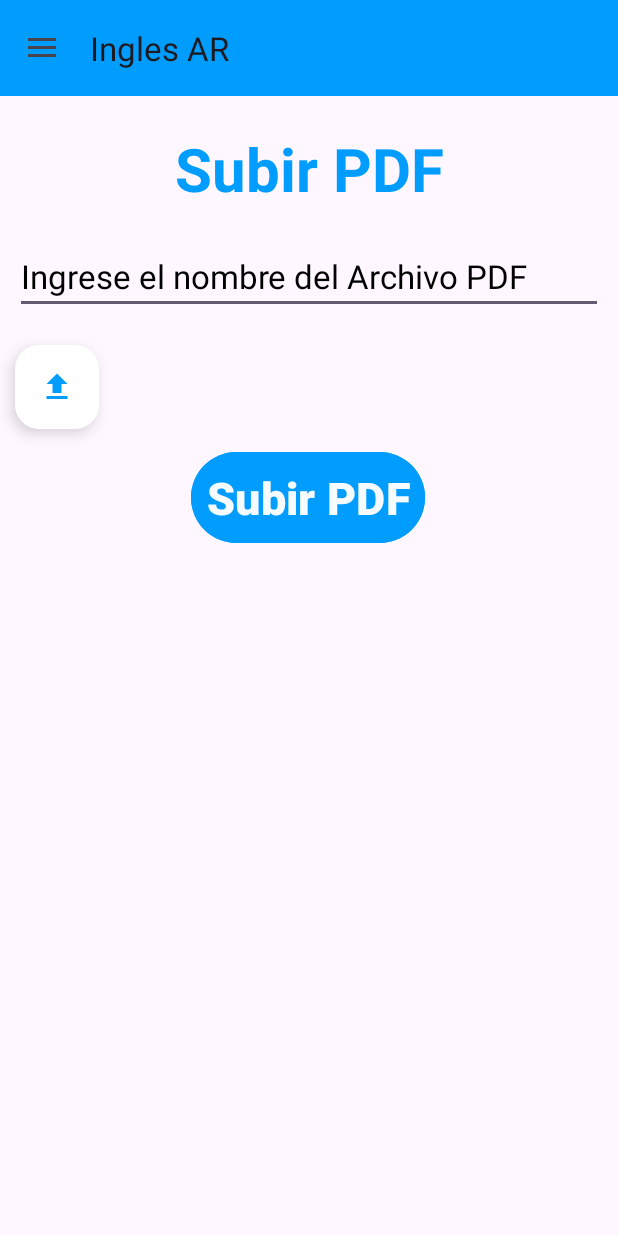
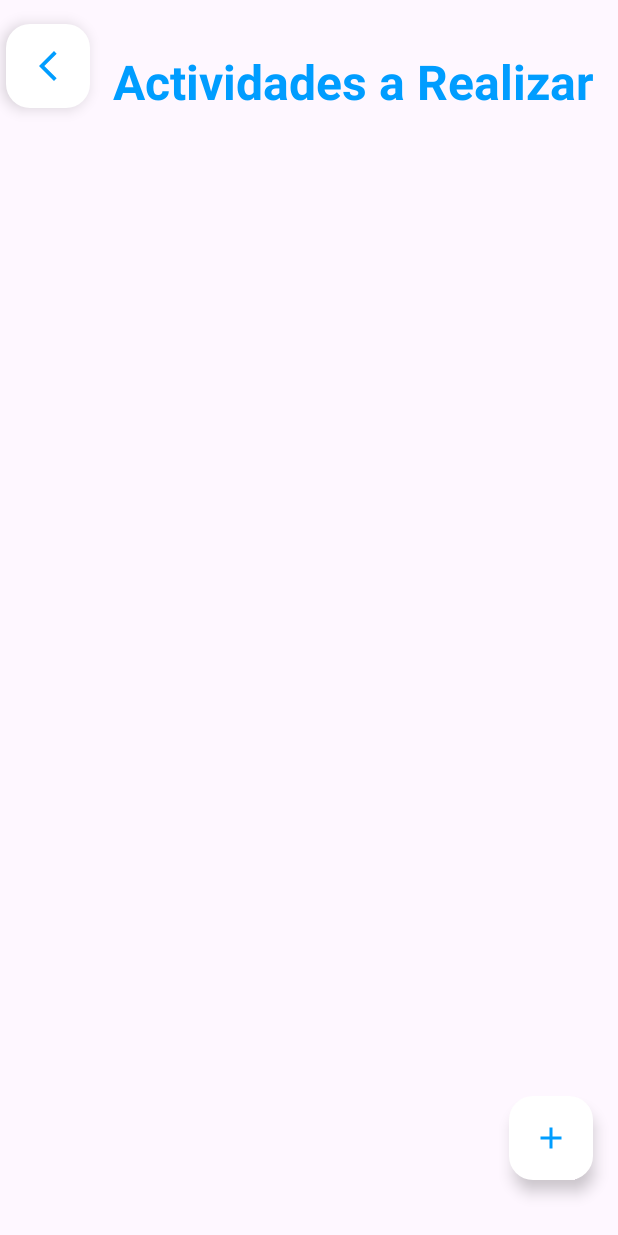
Before and after one commit to TheWadjet-dev/InglesAR, an Android app built with Jetpack Compose: the HomeActivity screen opened directly, with no data from a screen before it, in the side drawer, after a tap on "Archivos", on a phone screen of 412 x 824 dp. Run offline under Robolectric (Android 15) with nearby library versions, the phone set to English and light mode, and no system bars; our stand-ins replace Firebase (no records; nobody signed in at launch, a user with empty details on screens opened directly); 1 statement that could not run was skipped.

Commit message:
Show PDF

```diff
--- a/app/src/main/java/com/ingar/inglesar/HomeActivity.kt
+++ b/app/src/main/java/com/ingar/inglesar/HomeActivity.kt
@@ -108,7 +108,7 @@ class HomeActivity : AppCompatActivity(), NavigationView.OnNavigationItemSelecte
     }
 
     private fun uploadPDF() {
-        var pdf: Intent = Intent(this, UploadPDF::class.java)
+        var pdf = Intent(this, ShowPDFs::class.java)
         startActivity(pdf)
     }
 
@@ -131,7 +131,8 @@ class HomeActivity : AppCompatActivity(), NavigationView.OnNavigationItemSelecte
 
     private fun logout(){
         FirebaseAuth.getInstance().signOut()
-        onBackPressed()
+        var out = Intent(this, SignInActivity::class.java)
+        startActivity(out)
     }
 
     private fun AR(){
--- /dev/null
+++ b/app/src/main/java/com/ingar/inglesar/ShowPDFs.java
@@ -0,0 +1,121 @@
+package com.ingar.inglesar;
+
+import androidx.annotation.NonNull;
+import androidx.annotation.Nullable;
+import androidx.appcompat.app.AppCompatActivity;
+
+import android.content.Intent;
+import android.graphics.Color;
+import android.net.Uri;
+import android.os.Bundle;
+import android.view.View;
+import android.view.ViewGroup;
+import android.widget.AdapterView;
+import android.widget.ArrayAdapter;
+import android.widget.ListView;
+import android.widget.TextView;
+
+import com.google.android.material.floatingactionbutton.FloatingActionButton;
+import com.google.firebase.database.DataSnapshot;
+import com.google.firebase.database.DatabaseError;
+import com.google.firebase.database.DatabaseReference;
+import com.google.firebase.database.FirebaseDatabase;
+import com.google.firebase.database.ValueEventListener;
+
+import org.w3c.dom.Text;
+
+import java.lang.reflect.Array;
+import java.util.ArrayList;
+import java.util.List;
+
+public class ShowPDFs extends AppCompatActivity {
+
+    FloatingActionButton fab_upload, fab_home;
+    ListView listView;
+    DatabaseReference databaseReference;
+    List<pdfClass> uploads;
+
+    @Override
+    protected void onCreate(Bundle savedInstanceState) {
+        super.onCreate(savedInstanceState);
+        setContentView(R.layout.activity_show_pdfs);
+
+        fab_upload=findViewById(R.id.fab_upload);
+        fab_home=findViewById(R.id.fab_reg);
+
+        listView=findViewById(R.id.listView);
+        uploads= new ArrayList<>();
+
+        //Crear Metodo
+        viewAllFiles();
+
+        listView.setOnItemClickListener(new AdapterView.OnItemClickListener() {
+            @Override
+            public void onItemClick(AdapterView<?> adapterView, View view, int i, long l) {
+                pdfClass pdfupload = uploads.get(i);
+                Intent intent = new Intent(Intent.ACTION_VIEW);
+                intent.setType("application/pdf");
+                intent.setData(Uri.parse(pdfupload.getUrl()));
+                startActivity(intent);
+            }
+        });
+
+        fab_home.setOnClickListener(new View.OnClickListener() {
+            @Override
+            public void onClick(View v) {
+                Intent intent = new Intent(getApplicationContext(), HomeActivity.class);
+                startActivity(intent);
+            }
+        });
+
+        fab_upload.setOnClickListener(new View.OnClickListener() {
+            @Override
+            public void onClick(View v) {
+                Intent intent = new Intent(getApplicationContext(), UploadPDFs.class);
+                startActivity(intent);
+            }
+        });
+
+    }
+
+    private void viewAllFiles() {
+
+        databaseReference = FirebaseDatabase.getInstance().getReference("Uploads");
+        databaseReference.addValueEventListener(new ValueEventListener() {
+            @Override
+            public void onDataChange(@NonNull DataSnapshot snapshot) {
+                for(DataSnapshot postsnapshot: snapshot.getChildren()){
+                    pdfClass pdfClass = postsnapshot.getValue(com.ingar.inglesar.pdfClass.class);
+
+                    uploads.add(pdfClass);
+                }
+                String[] Uploads = new String[uploads.size()];
+                for(int i=0; i<Uploads.length;i++){
+                    Uploads[i] = uploads.get(i).getName();
+                }
+                ArrayAdapter<String> adapter = new ArrayAdapter<String>(getApplicationContext(),
+                        android.R.layout.simple_list_item_1,Uploads){
+
+
+                    @NonNull
+                    @Override
+                    public View getView(int position, @Nullable View convertView, @NonNull ViewGroup parent) {
+                        View view = super.getView(position, convertView, parent);
+                        TextView text = (TextView) view.findViewById(android.R.id.text1);
+                        text.setTextColor(Color.BLACK);
+                        text.setTextSize(22);
+
+                        return view;
+                    }
+                };
+                listView.setAdapter(adapter);
+            }
+
+            @Override
+            public void onCancelled(@NonNull DatabaseError error) {
+
+            }
+        });
+
+    }
+}
--- a/app/src/main/java/com/ingar/inglesar/UploadPDF.kt
+++ b/app/src/main/java/com/ingar/inglesar/UploadPDF.kt
@@ -21,7 +21,7 @@ import com.google.firebase.storage.StorageReference
 import com.google.firebase.storage.UploadTask
 import com.ingar.inglesar.databinding.ActivityUploadPdfBinding
 
-class UploadPDF : AppCompatActivity() , NavigationView.OnNavigationItemSelectedListener{
+class UploadPDF : AppCompatActivity() {
 
     private lateinit var binding: ActivityUploadPdfBinding
     private lateinit var pdfReference: StorageReference
@@ -33,26 +33,6 @@ class UploadPDF : AppCompatActivity() , NavigationView.OnNavigationItemSelectedL
         binding = ActivityUploadPdfBinding.inflate(layoutInflater)
         setContentView(binding.root)
 
-        val toolbar: androidx.appcompat.widget.Toolbar = findViewById(R.id.toolbar_pdf)
-        setSupportActionBar(toolbar)
-
-        drawer = findViewById(R.id.drawer_layout_pdf)
-
-        toggle = ActionBarDrawerToggle(
-            this,
-            drawer,
-            toolbar,
-            R.string.navigation_drawer_open,
-            R.string.navigation_drawer_close
-        )
-        drawer.addDrawerListener(toggle)
-
-        supportActionBar?.setDisplayHomeAsUpEnabled(true)
-        supportActionBar?.setHomeButtonEnabled(true)
-
-        val navigationView: NavigationView = findViewById(R.id.nav_view_pdf)
-        navigationView.setNavigationItemSelectedListener(this)
-
         pdfReference = FirebaseStorage.getInstance().getReference("PDFs")
 
         binding.btnFb.setOnClickListener {
@@ -63,19 +43,7 @@ class UploadPDF : AppCompatActivity() , NavigationView.OnNavigationItemSelectedL
         }
     }
 
-    override fun onNavigationItemSelected(item: MenuItem): Boolean {
-        when (item.itemId) {
-            R.id.nav_item_home -> home()
-            R.id.nav_item_one -> Toast.makeText(this, "Perfil", Toast.LENGTH_SHORT).show()
-            R.id.nav_item_two -> Toast.makeText(this, "Avances", Toast.LENGTH_SHORT).show()
-            R.id.nav_item_three -> Toast.makeText(this, "Mensajes", Toast.LENGTH_SHORT).show()
-            R.id.nav_item_four -> uploadPDF()
-            R.id.nav_item_six -> logout()
-        }
-        drawer.closeDrawer(GravityCompat.START)
 
-        return true
-    }
 
     override fun onActivityResult(requestCode: Int, resultCode: Int, data: Intent?) {
         if (resultCode== RESULT_OK){
@@ -100,24 +68,13 @@ class UploadPDF : AppCompatActivity() , NavigationView.OnNavigationItemSelectedL
                     Toast.makeText(this,  "Archivo Cargado", Toast.LENGTH_SHORT).show()
             }
         }
+
+        binding.showBtn.setOnClickListener {
+            var arch: Intent = Intent(applicationContext, HomeActivity::class.java)
+            startActivity(arch)
+        }
     }
 
-
-
-    private fun uploadPDF() {
-        var pdf: Intent = Intent(this, UploadPDF::class.java)
-        startActivity(pdf)
-    }
-
-    private fun logout() {
-        FirebaseAuth.getInstance().signOut()
-        onBackPressed()
-    }
-
-    private fun home() {
-        var home: Intent = Intent(this, HomeActivity::class.java)
-        startActivity(home)
-    }
     override fun onPostCreate(savedInstanceState: Bundle?) {
         super.onPostCreate(savedInstanceState)
         toggle.syncState()
@@ -134,4 +91,9 @@ class UploadPDF : AppCompatActivity() , NavigationView.OnNavigationItemSelectedL
         }
         return super.onOptionsItemSelected(item)
     }
+
+    fun getUrl(): String? {
+        return getUrl()
+    }
+
 }
--- /dev/null
+++ b/app/src/main/res/layout/activity_show_pdfs.xml
@@ -0,0 +1,66 @@
+<?xml version="1.0" encoding="utf-8"?>
+<androidx.constraintlayout.widget.ConstraintLayout xmlns:android="http://schemas.android.com/apk/res/android"
+    xmlns:app="http://schemas.android.com/apk/res-auto"
+    xmlns:tools="http://schemas.android.com/tools"
+    android:layout_width="match_parent"
+    android:layout_height="match_parent"
+    tools:context=".ShowPDFs">
+
+    <ListView
+        android:id="@+id/listView"
+        android:layout_width="367dp"
+        android:layout_height="640dp"
+        android:layout_margin="10dp"
+        android:layout_marginTop="16dp"
+        android:padding="8dp"
+        app:layout_constraintTop_toBottomOf="@+id/txt_Activities"
+        tools:layout_editor_absoluteX="28dp">
+
+    </ListView>
+
+    <com.google.android.material.floatingactionbutton.FloatingActionButton
+        android:id="@+id/fab_reg"
+        android:layout_width="wrap_content"
+        android:layout_height="wrap_content"
+        android:layout_marginStart="4dp"
+        android:layout_marginTop="16dp"
+        android:clickable="true"
+        app:backgroundTint="@color/white"
+        app:layout_constraintStart_toStartOf="parent"
+        app:layout_constraintTop_toTopOf="parent"
+        app:srcCompat="@drawable/baseline_arrow_back_ios_new_24"
+        app:tint="@color/app_theme" />
+
+    <com.google.android.material.floatingactionbutton.FloatingActionButton
+        android:id="@+id/fab_upload"
+        android:layout_width="wrap_content"
+        android:layout_height="wrap_content"
+        android:background="@color/white"
+        android:clickable="true"
+        app:backgroundTint="@color/white"
+        app:layout_constraintBottom_toBottomOf="parent"
+        app:layout_constraintEnd_toEndOf="parent"
+        app:layout_constraintHorizontal_bias="0.954"
+        app:layout_constraintStart_toStartOf="parent"
+        app:layout_constraintTop_toBottomOf="@+id/txt_Activities"
+        app:layout_constraintVertical_bias="0.946"
+        app:srcCompat="@drawable/baseline_add_24"
+        app:tint="@color/app_theme"
+        tools:ignore="MissingConstraints" />
+
+    <TextView
+        android:id="@+id/txt_Activities"
+        android:layout_width="wrap_content"
+        android:layout_height="wrap_content"
+        android:layout_marginEnd="16dp"
+        android:text="Actividades a Realizar"
+        android:textColor="@color/app_theme"
+        android:textSize="32sp"
+        android:textStyle="bold"
+        app:layout_constraintBottom_toBottomOf="parent"
+        app:layout_constraintEnd_toEndOf="parent"
+        app:layout_constraintTop_toTopOf="parent"
+        app:layout_constraintVertical_bias="0.042"
+        tools:ignore="MissingConstraints" />
+
+</androidx.constraintlayout.widget.ConstraintLayout>
```
Also changed, not shown: app/src/main/AndroidManifest.xml (+9 -0 lines), app/src/main/java/com/ingar/inglesar/ShowPDF.kt (added, +104 -0 lines), app/src/main/java/com/ingar/inglesar/UploadPDFs.java (added, +108 -0 lines), app/src/main/java/com/ingar/inglesar/pdfClass.java (added, +30 -0 lines), app/src/main/res/layout/activity_show_pdf.xml (added, +70 -0 lines), app/src/main/res/layout/activity_upload_pdf.xml (+24 -23 lines), app/src/main/res/layout/activity_upload_pdfs.xml (added, +86 -0 lines).
